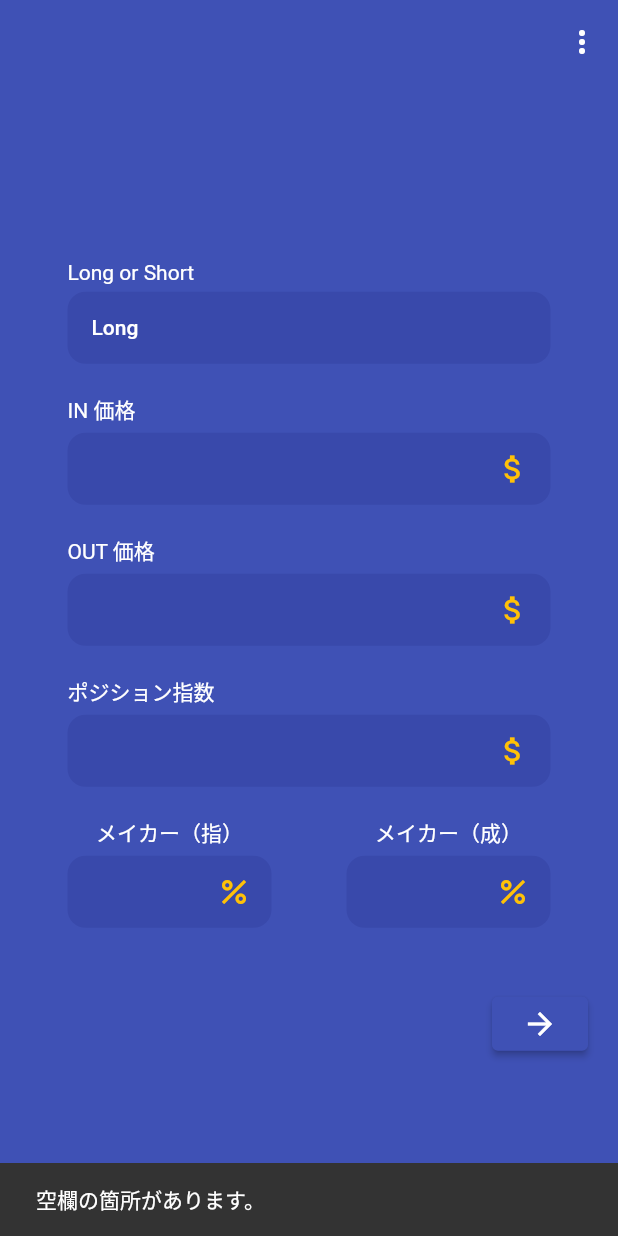
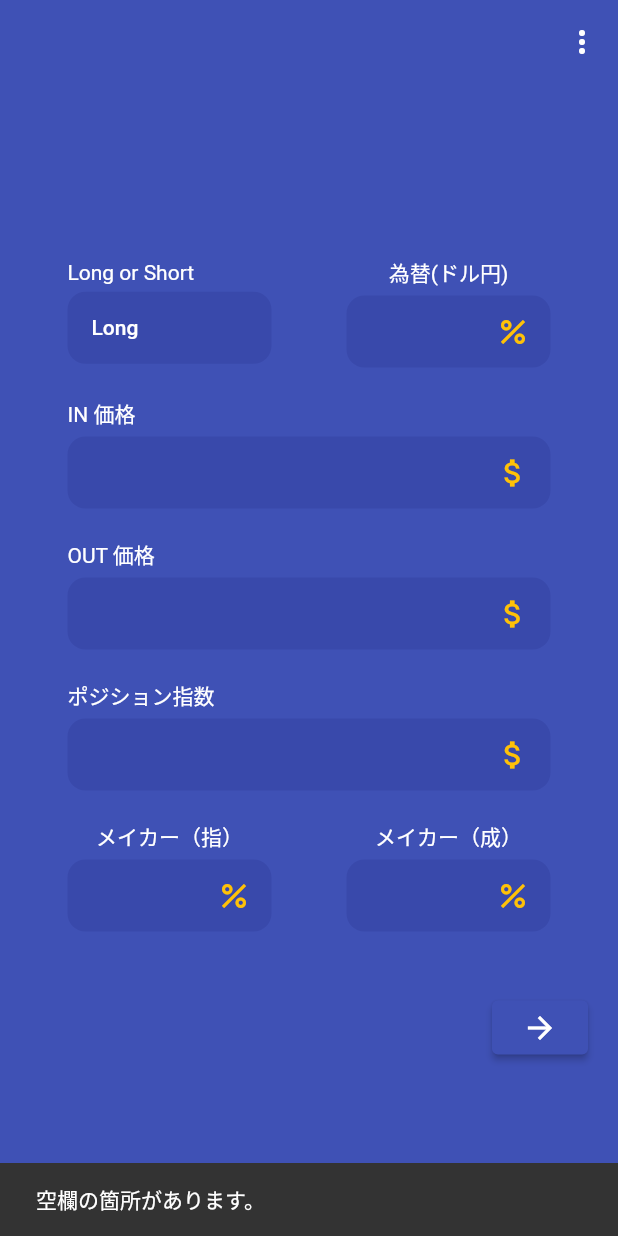
Before and after one commit to yuto-osawa6/yochan_app, a Flutter app: the screen it shows after launch, after a tap on the "arrow forward" icon, on a phone screen of 412 x 824 dp. Run offline on Flutter 3.47's test engine with Material 2 defaults, Android fonts, the phone set to English and light mode, and no system bars; our stand-ins replace dio, flutter_hooks, flutter_riverpod, freezed_annotation, hooks_riverpod; missing offline and left inert: dart:ffi.

```diff
--- a/lib/model/youchan.dart
+++ b/lib/model/youchan.dart
@@ -19,6 +19,7 @@ class Youchan with _$Youchan {
     String? nari,
     String? tate,
     double? dollerYen,
+    String? dollerYen2
 
   }) = _Youchan;
 
--- a/lib/view_model/youchan_vm.dart
+++ b/lib/view_model/youchan_vm.dart
@@ -31,6 +31,9 @@ class YouchanNotifier extends StateNotifier<Youchan> {
   void changeDollerYen(double value){
     state = state.copyWith(dollerYen: value);
   }
+   void changeDollerYen2(String value){
+    state = state.copyWith(dollerYen2: value);
+  }
 }
 
 // HomePageNotifierの状態を管理する
--- a/lib/youchan.dart
+++ b/lib/youchan.dart
@@ -57,7 +57,10 @@ class YouChanWidget extends HookConsumerWidget {
             mainAxisAlignment: MainAxisAlignment.center,
             children: [
               // Long short
-              Container(
+              Row(
+                children: [
+                  Flexible(
+              child:Container(
                   padding: const EdgeInsets.symmetric(horizontal: 25.0),
                   child: Column(
                     children: [
@@ -104,6 +107,97 @@ class YouChanWidget extends HookConsumerWidget {
                           )),
                     ],
                   )),
+
+                  ),
+                  Flexible(
+                    child:Container(
+                  padding:const EdgeInsets.symmetric(horizontal: 25.0),
+                  child: Column(
+                    children: [
+                      Container(
+                        // width: double.infinity,
+                        child: Text(
+                          '為替(ドル円)',
+                          textAlign: TextAlign.left,
+                        ),
+                      ),
+                      SizedBox(
+                        height: 5,
+                      ),
+                      Container(
+                        decoration: BoxDecoration(
+                          color: OtherTheme(ref).boxColor,
+                          borderRadius: BorderRadius.circular(12),
+                          boxShadow: [
+                            // BoxShadow(
+                            //   color: Color.fromARGB(50, 0, 0, 0), //色
+                            //   spreadRadius: 1,
+                            //   blurRadius: 10,
+                            //   offset: Offset(5, 10),
+                            // ),
+                          ],
+                        ),
+                        child:Padding(
+                          padding:const EdgeInsets.symmetric(horizontal: 0.0),
+                          // child:Flexible(
+                            // flex: 1,
+                            child:TextFormField(
+                              maxLength: 7,
+                              controller: ExpressTextController6,
+                              keyboardType: TextInputType.numberWithOptions(decimal: true,signed: true),
+                              // controller: TextEditingController(text: "0"),
+                            decoration: InputDecoration(
+                              counterText: "",
+                              contentPadding: const EdgeInsets.symmetric(
+                                vertical: 10,
+                                horizontal: 10,
+                              ),
+                              suffixIcon: Icon(Icons.percent),
+                              suffixIconConstraints: BoxConstraints(minWidth: 50),
+                              // suffixIcon: Icon(Icons.clear_rounded),
+                              // isDense: true,
+                              border: InputBorder.none,
+                              // hintText:  AppLocalizations.of(context)!.email,
+                            ),
+                            onChanged: (String value) {
+                              print("aaa");
+                              print('a');
+                                // int.parse(value);
+                                print(value);
+                                // print(double.parse(value));
+                                // print(ExpressTextController);
+                                // changeEmailText(value);
+                                // formatter.format(int.parse(value));
+                                // print(formatter.format(int.parse(value)));
+                                _YouchanNotifier.changeDollerYen2(value.replaceAll(',', ''));
+                                // if(value.last != '.')
+                                // var price = double.parse(value.replaceAll(',', ''));
+                                // var comma = NumberFormat('#,###.###');
+                                // print(comma.format(price));
+                                ExpressTextController6.text = "${value}";
+
+                                // ExpressTextController5.text = comma.format(price).replaceAll(' ', '');
+                                ExpressTextController6.selection = TextSelection.fromPosition(
+                                  TextPosition(
+                                    offset: ExpressTextController6.text.length, //カーソルの位置を一番最初に指定
+                                  ),
+                                );
+                            },
+                          ),
+
+                          ),
+
+                        )
+                      // ),
+                    ],
+                  )
+                ),
+
+                  ),
+
+
+                ]
+              ),
               SizedBox(
                 height: 20,
               ),
--- a/lib/youchanMethod.dart
+++ b/lib/youchanMethod.dart
@@ -57,9 +57,34 @@ Future<dynamic> YouchanCalculate (BuildContext context, WidgetRef ref) async {
 
 
   try{
-    var a = await ApiClientCreateUser().fetchApiCreateUser();
+    print(_YouchanState.dollerYen2);
+    print(_YouchanState.dollerYen2 == null ||_YouchanState.dollerYen2!.length < 1);
+
+
+    int factorial(int value) {
+      int result = 1;
+      for(int i = 1; i <= value; i++) {
+        result = result * i;
+      }
+      return result;
+    }
+    Future<String?> ab () async{
+      if(_YouchanState.dollerYen2 == null ||_YouchanState.dollerYen2!.length < 1){
+        var a = await ApiClientCreateUser().fetchApiCreateUser();
+        print("呼ばれた");
+        return a;
+      }
+      // var a = await ApiClientCreateUser().fetchApiCreateUser();
+      var a =_YouchanState.dollerYen2!;
+      return a;
+    };
+    var a000 = await ApiClientCreateUser().fetchApiCreateUser();
     // var b = double.parse(a);
-    _YouchanNotifier.changeDollerYen(double.parse(a));
+    var a = await ab();
+    print(a);
+    print("iafheiua");
+    print(a);
+    _YouchanNotifier.changeDollerYen(double.parse(a!));
 
     final positionValue = int.parse(_YouchanState.positionValue!);
     final inValue = int.parse(_YouchanState.inValue!);
```
Also changed, not shown: lib/model/youchan.freezed.dart.
